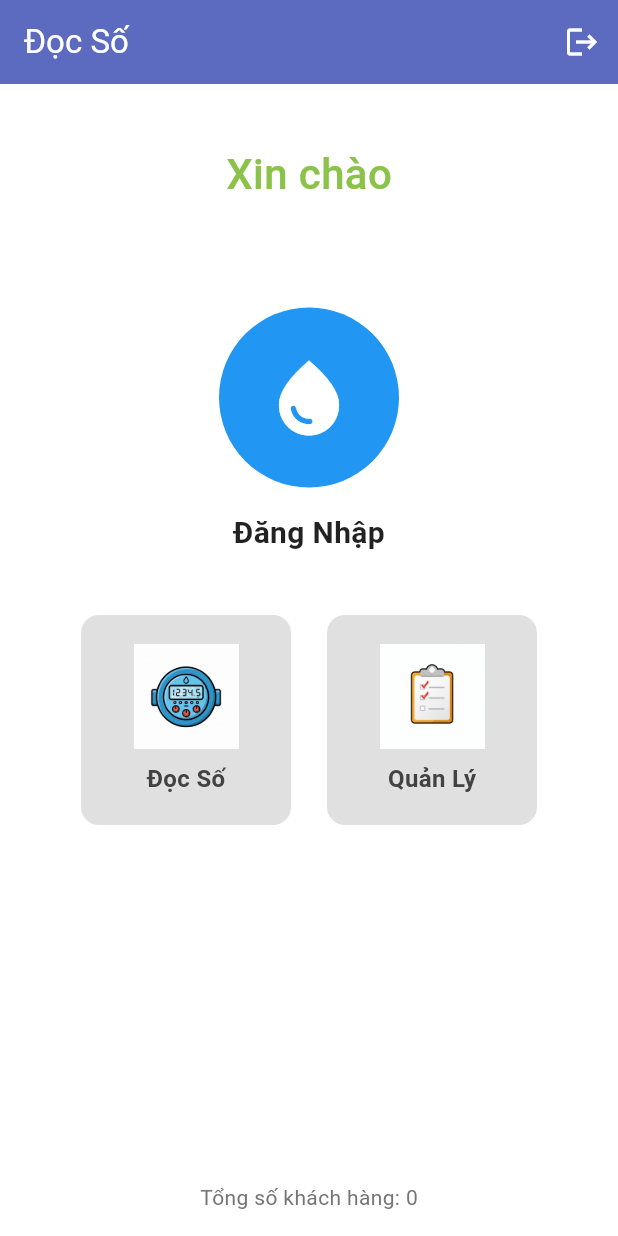
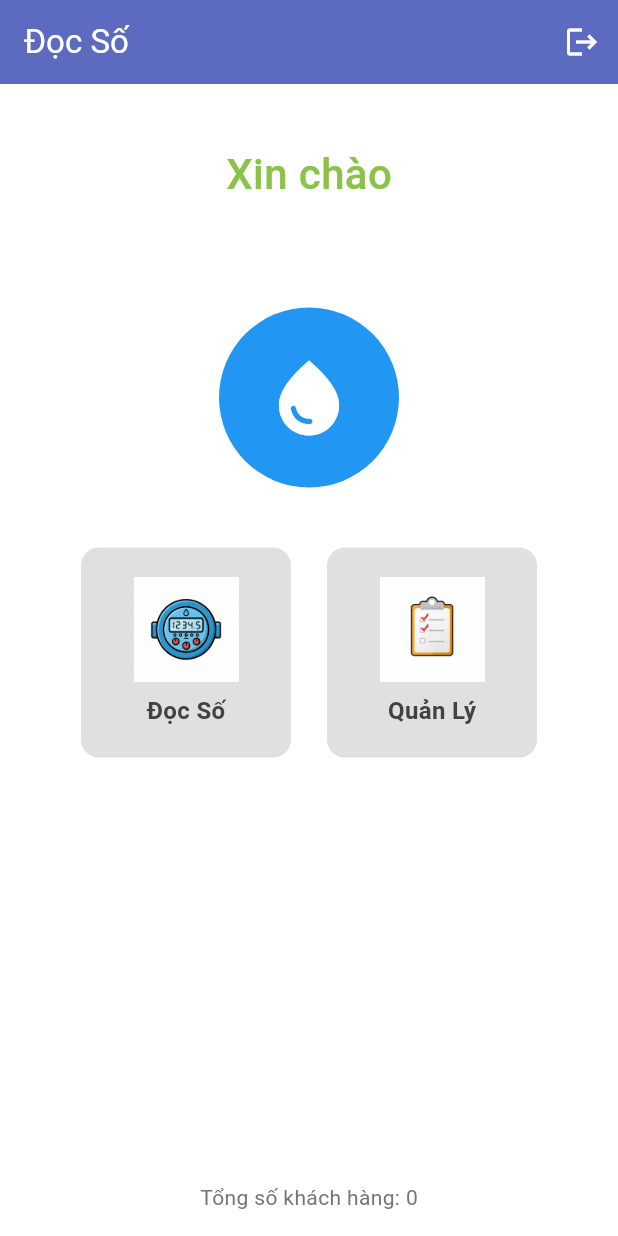
Before and after one commit to TanOfficial/DONGHONUOC, a Flutter app: the DashboardScreen screen opened directly with empty values, on a phone screen of 412 x 824 dp. Run offline on Flutter 3.47's test engine with Material 3 defaults, Android fonts, the phone set to English and light mode, and no system bars; our stand-ins replace camera, csv, file_picker, image_picker, permission_handler, share_plus and 2 more; missing offline and left inert: google_mlkit_text_recognition; accounts and stored records are empty.

Commit message:
Remove 'Đăng Nhập' text from dashboard below avatar

```diff
--- a/DONGHONUOC/lib/main.dart
+++ b/DONGHONUOC/lib/main.dart
@@ -275,12 +275,6 @@ class _DashboardScreenState extends State<DashboardScreen> {
                 child:
                     const Icon(Icons.water_drop, size: 60, color: Colors.white),
               ),
-              const SizedBox(height: 16),
-              const Text("Đăng Nhập",
-                  style: TextStyle(
-                      fontSize: 20,
-                      fontWeight: FontWeight.w600,
-                      color: Colors.black87)),
               const SizedBox(height: 40),
               // Menu Buttons
               Row(
```
